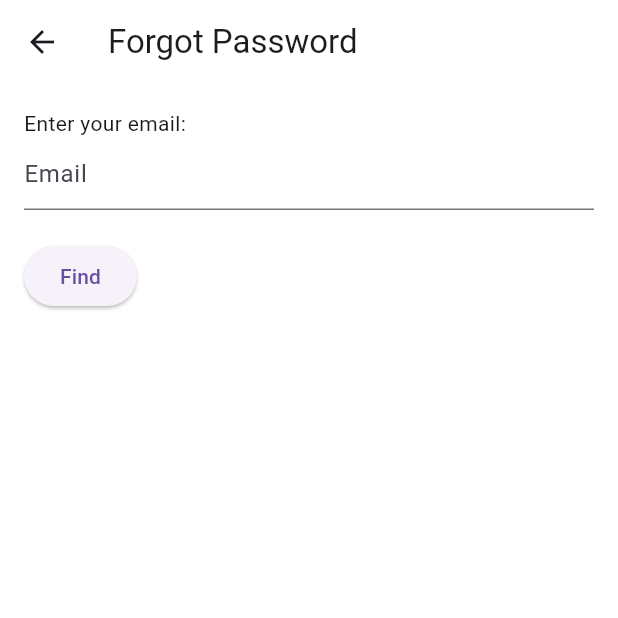
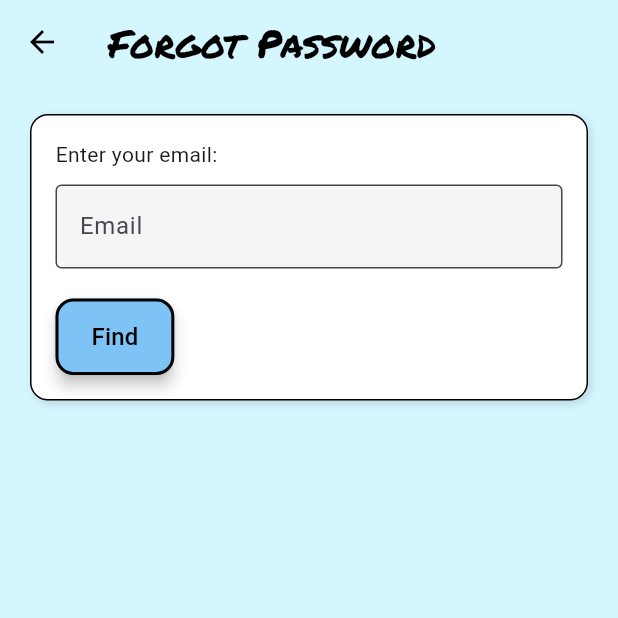
Before and after one commit to chimpr/mobile-dev, a Flutter app: the ForgotPassword screen opened directly, on a phone screen of 412 x 824 dp, the top half of it. Run offline on Flutter 3.47's test engine with Material 3 defaults, Android fonts, the phone set to English and light mode, and no system bars; our stand-ins replace flutter_secure_storage, webview_flutter; missing offline and left inert: mobile_scanner; accounts and stored records are empty.

```diff
--- a/chimp_recruiter_mobile/lib/screens/webview_page.dart
+++ b/chimp_recruiter_mobile/lib/screens/webview_page.dart
@@ -11,8 +11,8 @@ class WebViewContainer extends StatefulWidget {
 class _WebViewContainerState extends State<WebViewContainer> {
 
   final controller = WebViewController()
-  ..setJavaScriptMode(JavaScriptMode.disabled)
-  ..loadRequest(Uri.parse('https://flutter.dev')); // Change this link later to our signup page
+  ..setJavaScriptMode(JavaScriptMode.unrestricted)
+  ..loadRequest(Uri.parse('http://chimprecruiter.online'));
 
   @override
   Widget build(BuildContext context) {
--- a/chimp_recruiter_mobile/lib/widgets/forgot_password.dart
+++ b/chimp_recruiter_mobile/lib/widgets/forgot_password.dart
@@ -1,7 +1,6 @@
 import 'package:flutter/material.dart';
 import 'dart:convert';
 import 'package:http/http.dart' as http;
-
 
 class ForgotPassword extends StatefulWidget {
   @override
@@ -22,7 +21,6 @@ class _ForgotPasswordState extends State<ForgotPassword> {
 
   final String apiUrl = 'http://chimprecruiter.online:5001/api';
 
-  // Password validation
   bool isValidPassword(String password) {
     String pattern = r'^(?=.*[A-Z])(?=.*\d)(?=.*[@$!%*?&])[A-Za-z\d@$!%*?&]{8,}$';
     RegExp regex = RegExp(pattern);
@@ -30,9 +28,7 @@ class _ForgotPasswordState extends State<ForgotPassword> {
   }
 
   Future<void> sendCodeToEmail(String email) async {
-    setState(() {
-      _isLoading = true;
-    });
+    setState(() => _isLoading = true);
 
     try {
       final response = await http.post(
@@ -51,18 +47,7 @@ class _ForgotPasswordState extends State<ForgotPassword> {
         );
       } else {
         final Map<String, dynamic> responseBody = jsonDecode(response.body);
-        String errorMessage = 'An error occurred. Please try again.';
-        if (responseBody.containsKey('error')) {
-          final errorField = responseBody['error'];
-          if (errorField is String) {
-            errorMessage = errorField;
-          } else if (errorField is Map) {
-            errorMessage = errorField['message'] ?? errorField.toString();
-          }
-        } else if (responseBody.containsKey('message')) {
-          errorMessage = responseBody['message'];
-        }
-
+        String errorMessage = responseBody['message'] ?? 'An error occurred. Please try again.';
         ScaffoldMessenger.of(context).showSnackBar(
           SnackBar(content: Text(errorMessage)),
         );
@@ -72,16 +57,12 @@ class _ForgotPasswordState extends State<ForgotPassword> {
         SnackBar(content: Text("Unexpected error. Please try again.")),
       );
     } finally {
-      setState(() {
-        _isLoading = false;
-      });
+      setState(() => _isLoading = false);
     }
   }
 
   Future<void> verifyCode() async {
-    setState(() {
-      _isLoading = true;
-    });
+    setState(() => _isLoading = true);
 
     final response = await http.post(
       Uri.parse('$apiUrl/verify-code'),
@@ -92,16 +73,12 @@ class _ForgotPasswordState extends State<ForgotPassword> {
       }),
     );
 
-    setState(() {
-      _isLoading = false;
-    });
+    setState(() => _isLoading = false);
 
     if (response.statusCode == 200) {
-      setState(() {
-        _isCodeVerified = true;
-      });
+      setState(() => _isCodeVerified = true);
       ScaffoldMessenger.of(context).showSnackBar(
-        SnackBar(content: Text("Enter your new password.")),
+        SnackBar(content: Text("Code verified. Enter a new password.")),
       );
     } else {
       ScaffoldMessenger.of(context).showSnackBar(
@@ -110,7 +87,6 @@ class _ForgotPasswordState extends State<ForgotPassword> {
     }
   }
 
-  // Function to change the password
   Future<void> changePassword() async {
     String password = _passwordController.text;
     String confirmPassword = _confirmPasswordController.text;
@@ -124,15 +100,14 @@ class _ForgotPasswordState extends State<ForgotPassword> {
 
     if (!isValidPassword(password)) {
       ScaffoldMessenger.of(context).showSnackBar(
-      SnackBar(content: Text("Password must be at least 8 characters, "
-          "include 1 uppercase letter, 1 number, and 1 special character.")),
+        SnackBar(content: Text(
+          "Password must be at least 8 characters, include 1 uppercase letter, 1 number, and 1 special character.",
+        )),
       );
       return;
     }
 
-  setState(() {
-    _isLoading = true;
-  });
+    setState(() => _isLoading = true);
 
     final response = await http.post(
       Uri.parse('$apiUrl/change-password'),
@@ -143,9 +118,7 @@ class _ForgotPasswordState extends State<ForgotPassword> {
       }),
     );
 
-  setState(() {
-    _isLoading = false;
-  });
+    setState(() => _isLoading = false);
 
     if (response.statusCode == 200) {
       ScaffoldMessenger.of(context).showSnackBar(
@@ -161,100 +134,160 @@ class _ForgotPasswordState extends State<ForgotPassword> {
 
   void handleFindButton() {
     if (_emailController.text.isNotEmpty) {
-      setState(() {
-        _isEmailValid = true;
-      });
+      setState(() => _isEmailValid = true);
       sendCodeToEmail(_emailController.text);
     } else {
-      setState(() {
-        _isEmailValid = false;
-      });
+      setState(() => _isEmailValid = false);
     }
   }
 
   @override
   Widget build(BuildContext context) {
     return Scaffold(
-      backgroundColor: Colors.white,
+      backgroundColor: Color(0xFFD4F6FF),
       appBar: AppBar(
         backgroundColor: Colors.transparent,
         elevation: 0,
-        title: Text("Forgot Password"),
+        title: Text(
+          "Forgot Password",
+          style: TextStyle(
+            fontFamily: 'PermanentMarker',
+            fontSize: 26,
+            color: Colors.black,
+          ),
+        ),
+        iconTheme: IconThemeData(color: Colors.black),
       ),
       body: Padding(
-        padding: const EdgeInsets.all(16.0),
+        padding: const EdgeInsets.all(20.0),
+        child: SingleChildScrollView(
           child: Column(
-          crossAxisAlignment: CrossAxisAlignment.start,
-          children: <Widget>[
-            if (!_isEmailEntered)
-              Column(
+            children: [
+              if (!_isEmailEntered) buildCard(
+                child: Column(
                   crossAxisAlignment: CrossAxisAlignment.start,
                   children: [
                     Text("Enter your email:"),
+                    SizedBox(height: 10),
                     TextField(
                       controller: _emailController,
                       keyboardType: TextInputType.emailAddress,
                       decoration: InputDecoration(
                         hintText: "Email",
                         errorText: !_isEmailValid ? "Please enter a valid email address" : null,
+                        filled: true,
+                        fillColor: Colors.grey[100],
+                        border: OutlineInputBorder(),
                       ),
                     ),
                     SizedBox(height: 20),
-                  ElevatedButton(
-                    onPressed: handleFindButton,
-                    child: Text("Find"),
-                  ),
+                    themedButton("Find", handleFindButton),
                   ],
                 ),
-            if (_isEmailEntered && _isCodeSent && !_isCodeVerified)
-              Column(
+              ),
+              if (_isEmailEntered && _isCodeSent && !_isCodeVerified) buildCard(
+                child: Column(
                   crossAxisAlignment: CrossAxisAlignment.start,
                   children: [
                     Text("Enter the 6-digit code sent to your email:"),
+                    SizedBox(height: 10),
                     TextField(
                       controller: _codeController,
                       keyboardType: TextInputType.number,
                       decoration: InputDecoration(
                         hintText: "6-digit Code",
+                        filled: true,
+                        fillColor: Colors.grey[100],
+                        border: OutlineInputBorder(),
                       ),
                     ),
                     SizedBox(height: 20),
-                  ElevatedButton(
-                    onPressed: verifyCode,
-                    child: Text("Verify Code"),
-                  ),
+                    themedButton("Verify Code", verifyCode),
                   ],
                 ),
-            if (_isEmailEntered && _isCodeVerified)
-              Column(
+              ),
+              if (_isEmailEntered && _isCodeVerified) buildCard(
+                child: Column(
                   crossAxisAlignment: CrossAxisAlignment.start,
                   children: [
                     Text("Create a new password:"),
+                    SizedBox(height: 10),
                     TextField(
                       controller: _passwordController,
                       obscureText: true,
                       decoration: InputDecoration(
                         hintText: "Password",
+                        filled: true,
+                        fillColor: Colors.grey[100],
+                        border: OutlineInputBorder(),
                       ),
                     ),
                     SizedBox(height: 20),
                     Text("Confirm your password:"),
+                    SizedBox(height: 10),
                     TextField(
                       controller: _confirmPasswordController,
                       obscureText: true,
                       decoration: InputDecoration(
                         hintText: "Confirm Password",
+                        filled: true,
+                        fillColor: Colors.grey[100],
+                        border: OutlineInputBorder(),
                       ),
                     ),
                     SizedBox(height: 20),
-                  ElevatedButton(
-                    onPressed: changePassword,
-                    child: Text("Reset Password"),
+                    themedButton("Reset Password", changePassword),
+                  ],
+                ),
+              ),
+              if (_isLoading) SizedBox(height: 20),
+              if (_isLoading) CircularProgressIndicator(),
+            ],
+          ),
+        ),
+      ),
+    );
+  }
+
+  // Reusable card container with styling
+  Widget buildCard({required Widget child}) {
+    return Container(
+      margin: EdgeInsets.only(bottom: 20),
+      padding: EdgeInsets.all(16),
+      decoration: BoxDecoration(
+        color: Colors.white,
+        border: Border.all(color: Colors.black),
+        borderRadius: BorderRadius.circular(12),
+        boxShadow: [
+          BoxShadow(
+            color: Colors.black12,
+            blurRadius: 4,
+            offset: Offset(2, 2),
           ),
         ],
       ),
-            if (_isLoading) Center(child: CircularProgressIndicator()),
-          ],
+      child: child,
+    );
+  }
+
+  // Reusable styled button
+  Widget themedButton(String label, VoidCallback onPressed) {
+    return ElevatedButton(
+      onPressed: onPressed,
+      style: ElevatedButton.styleFrom(
+        backgroundColor: Color.fromARGB(255, 126, 195, 245),
+        padding: EdgeInsets.symmetric(horizontal: 24, vertical: 14),
+        shape: RoundedRectangleBorder(
+          borderRadius: BorderRadius.circular(12),
+          side: BorderSide(color: Colors.black, width: 2),
+        ),
+        elevation: 4,
+      ),
+      child: Text(
+        label,
+        style: TextStyle(
+          fontSize: 16,
+          color: Colors.black,
         ),
       ),
     );
--- a/chimp_recruiter_mobile/lib/widgets/login_dialog.dart
+++ b/chimp_recruiter_mobile/lib/widgets/login_dialog.dart
@@ -49,7 +49,7 @@ class _LoginDialogState extends State<LoginDialog> {
 
       if (response.statusCode == 200) {
         String role = responseData["Role"] ?? "";
-        String token = responseData["token"] ?? "";
+        String token = responseData["Token"] ?? "";
 
         await storage.write(key: 'jwt', value: token);
 
--- a/chimp_recruiter_mobile/lib/widgets/qr_scanner_dialog.dart
+++ b/chimp_recruiter_mobile/lib/widgets/qr_scanner_dialog.dart
@@ -9,8 +9,9 @@ import 'package:chimp_recruiter_mobile/screens/home_screen.dart';
 
 class QRScannerDialog extends StatefulWidget {
   final String recruiterId;
+  final String eventId;
 
-  QRScannerDialog({required this.recruiterId});
+  QRScannerDialog({required this.recruiterId, required this.eventId});
 
   @override
   _QRScannerDialogState createState() => _QRScannerDialogState();
@@ -51,6 +52,7 @@ class _QRScannerDialogState extends State<QRScannerDialog> {
           MaterialPageRoute(
             builder: (context) => RatingPage(
               recruiterId: widget.recruiterId,
+              eventId: widget.eventId,
               studentData: studentData,
             ),
           ),
--- a/chimp_recruiter_mobile/lib/widgets/signup_dialog.dart
+++ b/chimp_recruiter_mobile/lib/widgets/signup_dialog.dart
@@ -115,7 +115,6 @@ class _SignupDialogState extends State<SignupDialog> {
       ),
     );
   }
-
 
   @override
   Widget build(BuildContext context) {
```
Also changed, not shown: chimp_recruiter_mobile/lib/screens/home_screen.dart (+5 -5 lines), chimp_recruiter_mobile/lib/screens/rating_page.dart (+7 -2 lines), chimp_recruiter_mobile/lib/screens/recruiter_page.dart (+33 -36 lines), 2 other files. Lines whose indentation alone changed are shown as unchanged.
